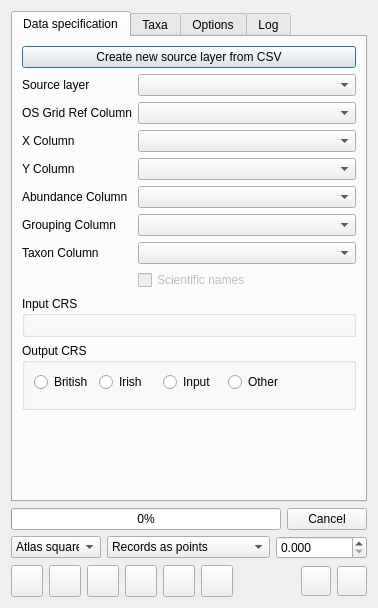
Above: ui_biorec.ui from FieldStudiesCouncil/QGIS-Biological-Recording-Tools before the change. Below: the same form after it.
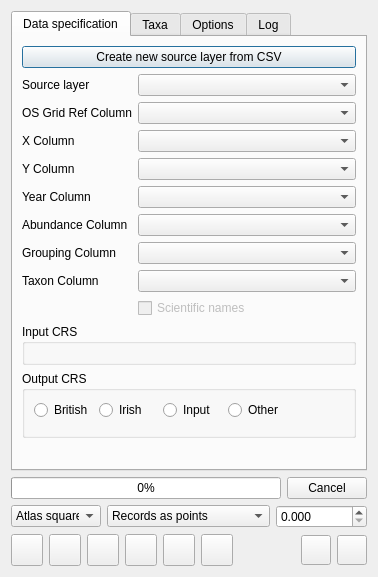
That is the form after the change. Icons and pictures are not drawn. Custom widgets are drawn as their Qt base class.

Commit message: Finished changes to progress bar. Improved logging of bad GRs etc. Added 1 m (10 fig GR) aggregation option to Biological Records tool. Added year ranges for atlas maps (biological records tool).

The edit to the form file:
```diff
--- a/ui_biorec.ui
+++ b/ui_biorec.ui
@@ -6,8 +6,8 @@
    <rect>
     <x>0</x>
     <y>0</y>
-    <width>346</width>
-    <height>608</height>
+    <width>373</width>
+    <height>577</height>
    </rect>
   </property>
   <property name="windowTitle">
@@ -113,7 +113,7 @@
            </property>
           </widget>
          </item>
-         <item row="4" column="0">
+         <item row="5" column="0">
           <widget class="QLabel" name="lblAbundanceColumn">
            <property name="text">
             <string>Abundance Column</string>
@@ -134,22 +134,33 @@
           </widget>
          </item>
          <item row="6" column="0">
+          <widget class="QLabel" name="lblGroupingCol">
+           <property name="enabled">
+            <bool>true</bool>
+           </property>
+           <property name="text">
+            <string>Grouping Column</string>
+           </property>
+          </widget>
+         </item>
+         <item row="6" column="1">
+          <widget class="QgsFieldComboBox" name="fcbGroupingCol">
+           <property name="allowEmptyFieldName">
+            <bool>true</bool>
+           </property>
+          </widget>
+         </item>
+         <item row="7" column="0">
           <widget class="QLabel" name="lblTaxonCol">
            <property name="text">
             <string>Taxon Column</string>
            </property>
           </widget>
          </item>
-         <item row="6" column="1">
-          <widget class="QComboBox" name="cboTaxonCol">
-           <property name="sizePolicy">
-            <sizepolicy hsizetype="Expanding" vsizetype="Fixed">
-             <horstretch>0</horstretch>
-             <verstretch>0</verstretch>
-            </sizepolicy>
-           </property>
-           <property name="toolTip">
-            <string>Select column with species names</string>
+         <item row="7" column="1">
+          <widget class="QgsFieldComboBox" name="fcbTaxonCol">
+           <property name="allowEmptyFieldName">
+            <bool>true</bool>
            </property>
           </widget>
          </item>
@@ -185,13 +196,10 @@
            </property>
           </widget>
          </item>
-         <item row="5" column="0">
-          <widget class="QLabel" name="lblGroupingCol">
-           <property name="enabled">
-            <bool>true</bool>
-           </property>
+         <item row="4" column="0">
+          <widget class="QLabel" name="label_3">
            <property name="text">
-            <string>Grouping Column</string>
+            <string>Year Column</string>
            </property>
           </widget>
          </item>
```
Left out of the diff: 46 changed lines with no effect on the pictures. The commit also changes 4 other files.
